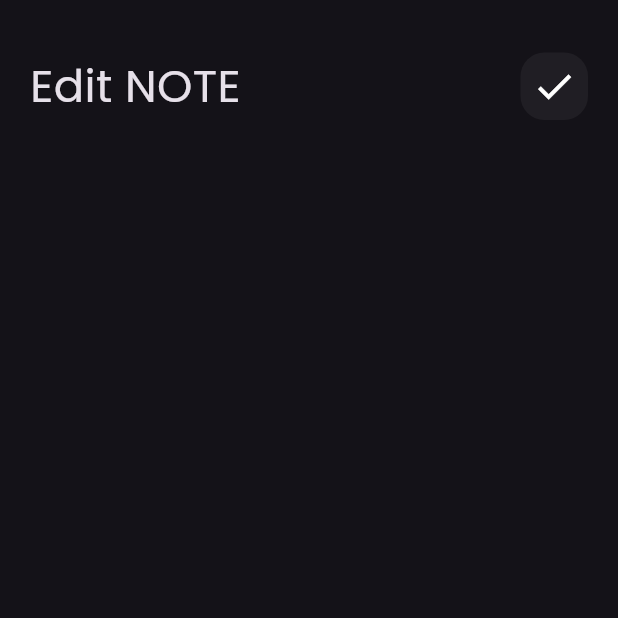
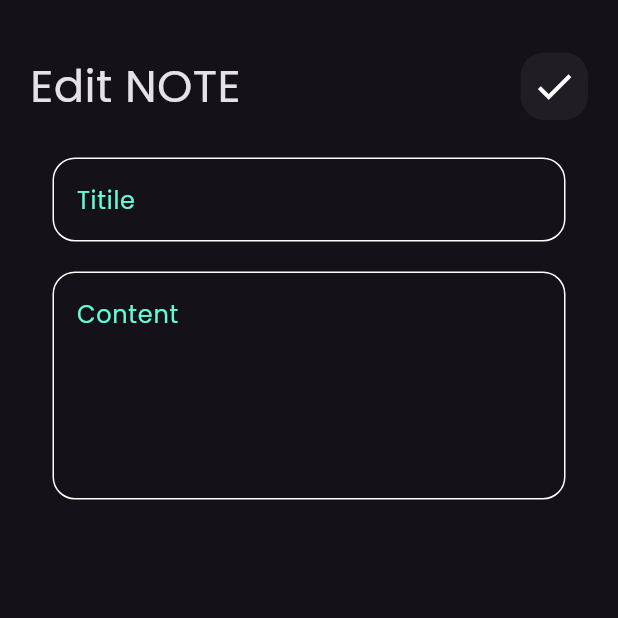
Before and after one commit to EbrahemHashem/notes_app, a Flutter app: the EditView screen opened directly, on a phone screen of 412 x 824 dp, the top half of it. Run offline on Flutter 3.47's test engine with Material 3 defaults, Android fonts, the phone set to English and light mode, and no system bars.

Commit message:
finish edit view ui

```diff
--- a/lib/views/widgets/edit_view_body.dart
+++ b/lib/views/widgets/edit_view_body.dart
@@ -1,23 +1,35 @@
 import 'package:flutter/material.dart';
 import 'package:notes_app/views/widgets/custom_app_row.dart';
+import 'package:notes_app/views/widgets/custom_text_field.dart';
 
 class EditViewBody extends StatelessWidget {
   const EditViewBody({super.key});
 
   @override
   Widget build(BuildContext context) {
-    return const Padding(
-      padding: EdgeInsets.symmetric(
+    return Padding(
+      padding: const EdgeInsets.symmetric(
         horizontal: 20,
       ),
       child: Column(
         children: [
-          SizedBox(
+          const SizedBox(
             height: 35,
           ),
-          CustomAppRow(
+          const CustomAppRow(
             title: 'Edit NOTE',
             icon: Icons.check,
+          ),
+          const SizedBox(
+            height: 25,
+          ),
+          CustomTextField(hintText: 'Titile'),
+          const SizedBox(
+            height: 20,
+          ),
+          CustomTextField(
+            hintText: 'Content',
+            maxLines: 5,
           ),
         ],
       ),
```
